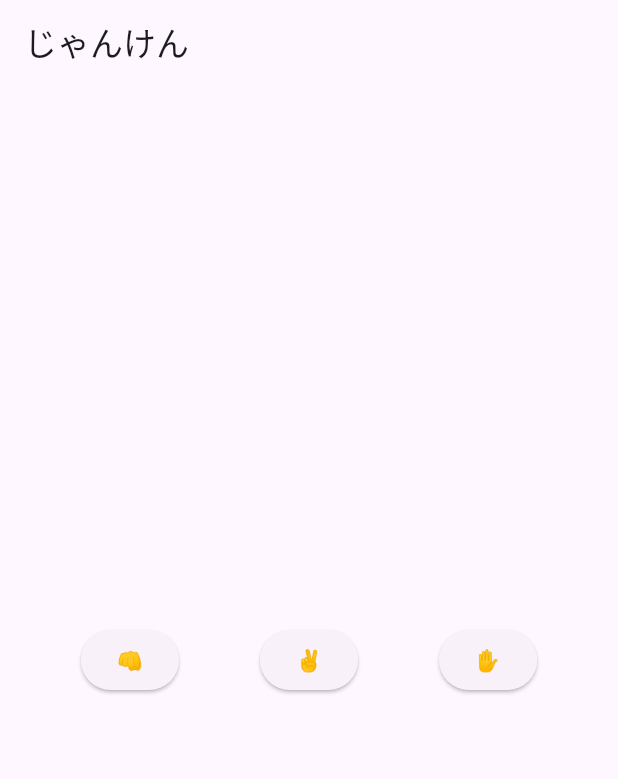
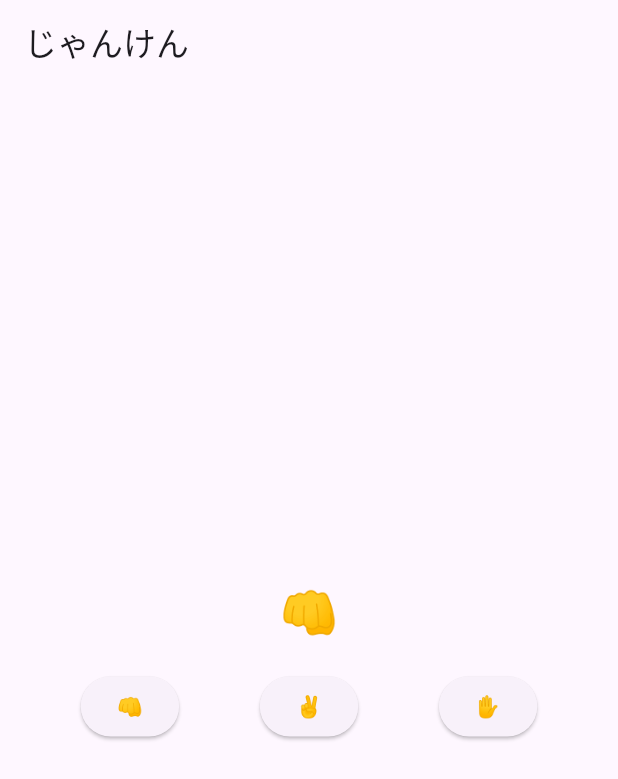
Before and after one commit to kazuhira123/janken, a Flutter app: the screen it shows after launch, after a tap on "✌️", on a phone screen of 412 x 824 dp. Shown: the top 779 px of the screen. Run offline on Flutter 3.47's test engine with Material 3 defaults, Android fonts, the phone set to English and light mode, and no system bars.

Commit message:
Added display function to Janken button.

```diff
--- a/lib/main.dart
+++ b/lib/main.dart
@@ -28,6 +28,8 @@ class JankenPage extends StatefulWidget {
 }
 
 class _JankenPageState extends State<JankenPage> {
+  String myHand = '👊';
+
   @override
   Widget build(BuildContext context) {
     return Scaffold(
@@ -35,20 +37,43 @@ class _JankenPageState extends State<JankenPage> {
         title: Text('じゃんけん'),
       ),
       body: Center(
-        child: Row(
+        child: Column(
+          mainAxisAlignment: MainAxisAlignment.center,
+          children: [
+            Text(
+              myHand,
+              style: TextStyle(
+                fontSize: 32,
+              ),
+            ),
+            SizedBox(
+              height: 16,
+            ),
+            Row(
               mainAxisAlignment: MainAxisAlignment.spaceEvenly,
               children: [
                 ElevatedButton(
-              onPressed: () {},
+                  onPressed: () {
+                    myHand = '👊';
+                    print('👊');
+                  },
                   child: Text('👊'),
                 ),
                 ElevatedButton(
-              onPressed: () {},
+                  onPressed: () {
+                    myHand = '✌️';
+                    print('✌️');
+                  },
                   child: Text('✌️'),
                 ),
                 ElevatedButton(
-              onPressed: () {},
+                  onPressed: () {
+                    myHand = '✋';
+                    print('✋');
+                  },
                   child: Text('✋'),
+                ),
+              ],
             ),
           ],
         ),
```
Lines whose indentation alone changed are shown as unchanged.
